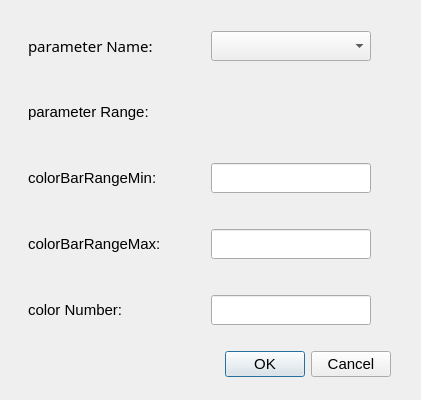
Qt form Post/ColorBarDialog.ui (shadeslide12/Ci_Gui) before a commit.
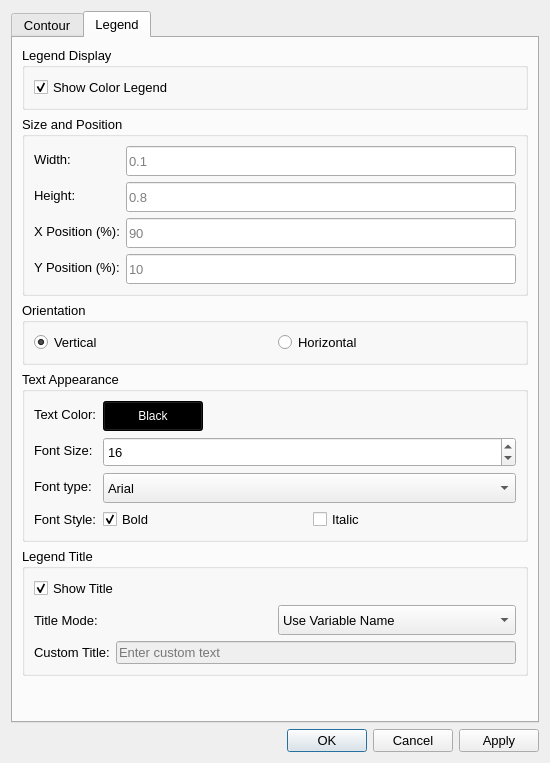
The same form after that commit.

```diff
--- a/Post/ColorBarDialog.ui
+++ b/Post/ColorBarDialog.ui
@@ -6,271 +6,569 @@
    <rect>
     <x>0</x>
     <y>0</y>
-    <width>421</width>
-    <height>400</height>
+    <width>550</width>
+    <height>763</height>
    </rect>
   </property>
   <property name="font">
    <font>
-    <pointsize>11</pointsize>
+    <pointsize>10</pointsize>
    </font>
   </property>
   <property name="windowTitle">
    <string>ColorBarDialog</string>
   </property>
-  <layout class="QGridLayout" name="gridLayout">
-   <item row="0" column="0">
-    <widget class="QLabel" name="labelParameterName">
-     <property name="sizePolicy">
-      <sizepolicy hsizetype="Fixed" vsizetype="Preferred">
-       <horstretch>0</horstretch>
-       <verstretch>0</verstretch>
-      </sizepolicy>
+  <layout class="QVBoxLayout" name="verticalLayout">
+   <item>
+    <widget class="QTabWidget" name="tabWidget">
+     <property name="currentIndex">
+      <number>1</number>
      </property>
-     <property name="minimumSize">
-      <size>
-       <width>160</width>
-       <height>50</height>
-      </size>
-     </property>
-     <property name="maximumSize">
-      <size>
-       <width>160</width>
-       <height>50</height>
-      </size>
-     </property>
-     <property name="font">
-      <font>
-       <family>Sans Serif</family>
-       <pointsize>11</pointsize>
-      </font>
-     </property>
-     <property name="text">
-      <string>parameter Name: </string>
-     </property>
+     <widget class="QWidget" name="contourTab">
+      <attribute name="title">
+       <string>Contour</string>
+      </attribute>
+      <layout class="QVBoxLayout" name="contourTabLayout">
+       <item>
+        <widget class="QGroupBox" name="variableGroupBox">
+         <property name="title">
+          <string>Variable Selection</string>
+         </property>
+         <layout class="QFormLayout" name="variableFormLayout">
+          <item row="0" column="0">
+           <widget class="QLabel" name="labelParameterName">
+            <property name="text">
+             <string>Parameter Name:</string>
+            </property>
+           </widget>
+          </item>
+          <item row="0" column="1">
+           <widget class="QComboBox" name="nameComboBox">
+            <property name="minimumSize">
+             <size>
+              <width>200</width>
+              <height>30</height>
+             </size>
+            </property>
+           </widget>
+          </item>
+          <item row="1" column="0">
+           <widget class="QLabel" name="labelParameterRange">
+            <property name="text">
+             <string>Data Range:</string>
+            </property>
+           </widget>
+          </item>
+          <item row="1" column="1">
+           <widget class="QLabel" name="textParameterRange">
+            <property name="styleSheet">
+             <string>QLabel { color: #0066cc; font-weight: bold; }</string>
+            </property>
+            <property name="text">
+             <string>[Min, Max]</string>
+            </property>
+           </widget>
+          </item>
+         </layout>
+        </widget>
+       </item>
+       <item>
+        <widget class="QGroupBox" name="colorRangeGroupBox">
+         <property name="title">
+          <string>Color Range</string>
+         </property>
+         <layout class="QFormLayout" name="colorRangeFormLayout">
+          <item row="0" column="0">
+           <widget class="QLabel" name="lableColorBarmin">
+            <property name="text">
+             <string>Minimum:</string>
+            </property>
+           </widget>
+          </item>
+          <item row="0" column="1">
+           <widget class="QLineEdit" name="textColorBarmin">
+            <property name="minimumSize">
+             <size>
+              <width>200</width>
+              <height>30</height>
+             </size>
+            </property>
+            <property name="placeholderText">
+             <string>Enter minimum value</string>
+            </property>
+           </widget>
+          </item>
+          <item row="1" column="0">
+           <widget class="QLabel" name="labelColorBarmax">
+            <property name="text">
+             <string>Maximum:</string>
+            </property>
+           </widget>
+          </item>
+          <item row="1" column="1">
+           <widget class="QLineEdit" name="textColorBarMax">
+            <property name="minimumSize">
+             <size>
+              <width>200</width>
+              <height>30</height>
+             </size>
+            </property>
+            <property name="placeholderText">
+             <string>Enter maximum value</string>
+            </property>
+           </widget>
+          </item>
+          <item row="2" column="0">
+           <widget class="QLabel" name="labelColorNumber">
+            <property name="text">
+             <string>Number of Colors:</string>
+            </property>
+           </widget>
+          </item>
+          <item row="2" column="1">
+           <widget class="QLineEdit" name="textColorNumber">
+            <property name="minimumSize">
+             <size>
+              <width>200</width>
+              <height>30</height>
+             </size>
+            </property>
+            <property name="placeholderText">
+             <string>10</string>
+            </property>
+           </widget>
+          </item>
+         </layout>
+        </widget>
+       </item>
+       <item>
+        <widget class="QGroupBox" name="colorMapGroupBox">
+         <property name="title">
+          <string>Color Map Options</string>
+         </property>
+         <layout class="QVBoxLayout" name="colorMapLayout">
+          <item>
+           <widget class="QLabel" name="labelColorMapPreset">
+            <property name="text">
+             <string>Select a color map from presets:</string>
+            </property>
+           </widget>
+          </item>
+          <item>
+           <widget class="QComboBox" name="comboColorMapPreset">
+            <property name="minimumSize">
+             <size>
+              <width>0</width>
+              <height>32</height>
+             </size>
+            </property>
+            <property name="iconSize">
+             <size>
+              <width>200</width>
+              <height>20</height>
+             </size>
+            </property>
+           </widget>
+          </item>
+          <item>
+           <widget class="QCheckBox" name="checkReverseColorMap">
+            <property name="text">
+             <string>Reverse Color Map</string>
+            </property>
+           </widget>
+          </item>
+         </layout>
+        </widget>
+       </item>
+       <item>
+        <spacer name="contourVerticalSpacer">
+         <property name="orientation">
+          <enum>Qt::Vertical</enum>
+         </property>
+         <property name="sizeHint" stdset="0">
+          <size>
+           <width>20</width>
+           <height>40</height>
+          </size>
+         </property>
+        </spacer>
+       </item>
+      </layout>
+     </widget>
+     <widget class="QWidget" name="legendTab">
+      <attribute name="title">
+       <string>Legend</string>
+      </attribute>
+      <layout class="QVBoxLayout" name="legendTabLayout">
+       <item>
+        <widget class="QGroupBox" name="showLegendGroupBox">
+         <property name="title">
+          <string>Legend Display</string>
+         </property>
+         <layout class="QVBoxLayout" name="showLegendLayout">
+          <item>
+           <widget class="QCheckBox" name="checkShowLegend">
+            <property name="text">
+             <string>Show Color Legend</string>
+            </property>
+            <property name="checked">
+             <bool>true</bool>
+            </property>
+           </widget>
+          </item>
+         </layout>
+        </widget>
+       </item>
+       <item>
+        <widget class="QGroupBox" name="legendSizeGroupBox">
+         <property name="title">
+          <string>Size and Position</string>
+         </property>
+         <layout class="QFormLayout" name="legendSizeFormLayout">
+          <item row="0" column="0">
+           <widget class="QLabel" name="labelScalarBarWidth">
+            <property name="text">
+             <string>Width:</string>
+            </property>
+           </widget>
+          </item>
+          <item row="0" column="1">
+           <widget class="QLineEdit" name="textScalarBarWidth">
+            <property name="minimumSize">
+             <size>
+              <width>150</width>
+              <height>30</height>
+             </size>
+            </property>
+            <property name="placeholderText">
+             <string>0.1 </string>
+            </property>
+           </widget>
+          </item>
+          <item row="1" column="0">
+           <widget class="QLabel" name="labelScalarBarHeight">
+            <property name="text">
+             <string>Height:</string>
+            </property>
+           </widget>
+          </item>
+          <item row="1" column="1">
+           <widget class="QLineEdit" name="textScalarBarHeight">
+            <property name="minimumSize">
+             <size>
+              <width>150</width>
+              <height>30</height>
+             </size>
+            </property>
+            <property name="placeholderText">
+             <string>0.8 </string>
+            </property>
+           </widget>
+          </item>
+          <item row="2" column="0">
+           <widget class="QLabel" name="labelLegendX">
+            <property name="text">
+             <string>X Position (%):</string>
+            </property>
+           </widget>
+          </item>
+          <item row="2" column="1">
+           <widget class="QLineEdit" name="textLegendXPosition">
+            <property name="minimumSize">
+             <size>
+              <width>150</width>
+              <height>30</height>
+             </size>
+            </property>
+            <property name="placeholderText">
+             <string>90</string>
+            </property>
+           </widget>
+          </item>
+          <item row="3" column="0">
+           <widget class="QLabel" name="labelLegendY">
+            <property name="text">
+             <string>Y Position (%):</string>
+            </property>
+           </widget>
+          </item>
+          <item row="3" column="1">
+           <widget class="QLineEdit" name="textLegendYPosition">
+            <property name="minimumSize">
+             <size>
+              <width>150</width>
+              <height>30</height>
+             </size>
+            </property>
+            <property name="placeholderText">
+             <string>10</string>
+            </property>
+           </widget>
+          </item>
+         </layout>
+        </widget>
+       </item>
+       <item>
+        <widget class="QGroupBox" name="legendOrientationGroupBox">
+         <property name="title">
+          <string>Orientation</string>
+         </property>
+         <layout class="QHBoxLayout" name="orientationLayout">
+          <item>
+           <widget class="QRadioButton" name="radioVertical">
+            <property name="text">
+             <string>Vertical</string>
+            </property>
+            <property name="checked">
+             <bool>true</bool>
+            </property>
+           </widget>
+          </item>
+          <item>
+           <widget class="QRadioButton" name="radioHorizontal">
+            <property name="text">
+             <string>Horizontal</string>
+            </property>
+           </widget>
+          </item>
+         </layout>
+        </widget>
+       </item>
+       <item>
+        <widget class="QGroupBox" name="textAppearanceGroupBox">
+         <property name="title">
+          <string>Text Appearance</string>
+         </property>
+         <layout class="QFormLayout" name="textAppearanceFormLayout">
+          <item row="0" column="0">
+           <widget class="QLabel" name="labelTextColor">
+            <property name="text">
+             <string>Text Color:</string>
+            </property>
+           </widget>
+          </item>
+          <item row="0" column="1">
+           <layout class="QHBoxLayout" name="textColorLayout">
+            <item>
+             <widget class="QPushButton" name="btnTextColor">
+              <property name="minimumSize">
+               <size>
+                <width>100</width>
+                <height>30</height>
+               </size>
+              </property>
+              <property name="styleSheet">
+               <string>QPushButton { background-color: black; color: white; }</string>
+              </property>
+              <property name="text">
+               <string>Black</string>
+              </property>
+             </widget>
+            </item>
+            <item>
+             <spacer name="textColorSpacer">
+              <property name="orientation">
+               <enum>Qt::Horizontal</enum>
+              </property>
+              <property name="sizeHint" stdset="0">
+               <size>
+                <width>40</width>
+                <height>20</height>
+               </size>
+              </property>
+             </spacer>
+            </item>
+           </layout>
+          </item>
+          <item row="1" column="0">
+           <widget class="QLabel" name="labelFontSize">
+            <property name="text">
+             <string>Font Size:</string>
+            </property>
+           </widget>
+          </item>
+          <item row="1" column="1">
+           <widget class="QSpinBox" name="spinFontSize">
+            <property name="minimumSize">
+             <size>
+              <width>100</width>
+              <height>30</height>
+             </size>
+            </property>
+            <property name="minimum">
+             <number>8</number>
+            </property>
+            <property name="maximum">
+             <number>48</number>
+            </property>
+            <property name="value">
+             <number>16</number>
+            </property>
+           </widget>
+          </item>
+          <item row="2" column="0">
+           <widget class="QLabel" name="labelFontFamily">
+            <property name="text">
+             <string>Font type:</string>
+            </property>
+           </widget>
+          </item>
+          <item row="2" column="1">
+           <widget class="QComboBox" name="comboFontFamily">
+            <property name="minimumSize">
+             <size>
+              <width>150</width>
+              <height>30</height>
+             </size>
+            </property>
+            <item>
+             <property name="text">
+              <string>Arial</string>
+             </property>
+            </item>
+            <item>
+             <property name="text">
+              <string>Times New Roman</string>
+             </property>
+            </item>
+            <item>
+             <property name="text">
+              <string>Courier New</string>
+             </property>
+            </item>
+            <item>
+             <property name="text">
+              <string>Helvetica</string>
+             </property>
+            </item>
+           </widget>
+          </item>
+          <item row="3" column="0">
+           <widget class="QLabel" name="labelFontStyle">
+            <property name="text">
+             <string>Font Style:</string>
+            </property>
+           </widget>
+          </item>
+          <item row="3" column="1">
+           <layout class="QHBoxLayout" name="fontStyleLayout">
+            <item>
+             <widget class="QCheckBox" name="checkBold">
+              <property name="text">
+               <string>Bold</string>
+              </property>
+              <property name="checked">
+               <bool>true</bool>
+              </property>
+             </widget>
+            </item>
+            <item>
+             <widget class="QCheckBox" name="checkItalic">
+              <property name="text">
+               <string>Italic</string>
+              </property>
+             </widget>
+            </item>
+           </layout>
+          </item>
+         </layout>
+        </widget>
+       </item>
+       <item>
+        <widget class="QGroupBox" name="legendTitleGroupBox">
+         <property name="title">
+          <string>Legend Title</string>
+         </property>
+         <layout class="QVBoxLayout" name="legendTitleLayout">
+          <item>
+           <widget class="QCheckBox" name="checkShowTitle">
+            <property name="text">
+             <string>Show Title</string>
+            </property>
+            <property name="checked">
+             <bool>true</bool>
+            </property>
+           </widget>
+          </item>
+          <item>
+           <layout class="QHBoxLayout" name="titleModeLayout">
+            <item>
+             <widget class="QLabel" name="labelTitleMode">
+              <property name="text">
+               <string>Title Mode:</string>
+              </property>
+             </widget>
+            </item>
+            <item>
+             <widget class="QComboBox" name="comboTitleMode">
+              <property name="minimumSize">
+               <size>
+                <width>200</width>
+                <height>30</height>
+               </size>
+              </property>
+              <item>
+               <property name="text">
+                <string>Use Variable Name</string>
+               </property>
+              </item>
+              <item>
+               <property name="text">
+                <string>Use Custom Text</string>
+               </property>
+              </item>
+             </widget>
+            </item>
+           </layout>
+          </item>
+          <item>
+           <layout class="QHBoxLayout" name="titleTextLayout">
+            <item>
+             <widget class="QLabel" name="labelTitleText">
+              <property name="text">
+               <string>Custom Title:</string>
+              </property>
+             </widget>
+            </item>
+            <item>
+             <widget class="QLineEdit" name="textTitleText">
+              <property name="enabled">
+               <bool>false</bool>
+              </property>
+              <property name="placeholderText">
+               <string>Enter custom text</string>
+              </property>
+             </widget>
+            </item>
+           </layout>
+          </item>
+         </layout>
+        </widget>
+       </item>
+       <item>
+        <spacer name="legendVerticalSpacer">
+         <property name="orientation">
+          <enum>Qt::Vertical</enum>
+         </property>
+         <property name="sizeHint" stdset="0">
+          <size>
+           <width>20</width>
+           <height>40</height>
+          </size>
+         </property>
+        </spacer>
+       </item>
+      </layout>
+     </widget>
     </widget>
    </item>
-   <item row="1" column="0">
-    <widget class="QLabel" name="labelParameterRange">
-     <property name="sizePolicy">
-      <sizepolicy hsizetype="Fixed" vsizetype="Preferred">
-       <horstretch>0</horstretch>
-       <verstretch>0</verstretch>
-      </sizepolicy>
-     </property>
-     <property name="minimumSize">
-      <size>
-       <width>160</width>
-       <height>50</height>
-      </size>
-     </property>
-     <property name="maximumSize">
-      <size>
-       <width>160</width>
-       <height>50</height>
-      </size>
-     </property>
-     <property name="font">
-      <font>
-       <pointsize>11</pointsize>
-      </font>
-     </property>
-     <property name="text">
-      <string>parameter Range:</string>
-     </property>
-    </widget>
-   </item>
-   <item row="1" column="1">
-    <widget class="QLabel" name="textParameterRange">
-     <property name="minimumSize">
-      <size>
-       <width>180</width>
-       <height>30</height>
-      </size>
-     </property>
-     <property name="maximumSize">
-      <size>
-       <width>180</width>
-       <height>30</height>
-      </size>
-     </property>
-     <property name="font">
-      <font>
-       <pointsize>11</pointsize>
-      </font>
-     </property>
-     <property name="text">
-      <string/>
-     </property>
-    </widget>
-   </item>
-   <item row="2" column="0">
-    <widget class="QLabel" name="lableColorBarmin">
-     <property name="minimumSize">
-      <size>
-       <width>160</width>
-       <height>50</height>
-      </size>
-     </property>
-     <property name="maximumSize">
-      <size>
-       <width>160</width>
-       <height>50</height>
-      </size>
-     </property>
-     <property name="font">
-      <font>
-       <pointsize>11</pointsize>
-      </font>
-     </property>
-     <property name="text">
-      <string>colorBarRangeMin:</string>
-     </property>
-    </widget>
-   </item>
-   <item row="2" column="1">
-    <widget class="QLineEdit" name="textColorBarmin">
-     <property name="minimumSize">
-      <size>
-       <width>160</width>
-       <height>30</height>
-      </size>
-     </property>
-     <property name="maximumSize">
-      <size>
-       <width>160</width>
-       <height>30</height>
-      </size>
-     </property>
-     <property name="font">
-      <font>
-       <pointsize>11</pointsize>
-      </font>
-     </property>
-     <property name="text">
-      <string/>
-     </property>
-    </widget>
-   </item>
-   <item row="3" column="0">
-    <widget class="QLabel" name="labelColorBarmax">
-     <property name="minimumSize">
-      <size>
-       <width>160</width>
-       <height>50</height>
-      </size>
-     </property>
-     <property name="maximumSize">
-      <size>
-       <width>160</width>
-       <height>50</height>
-      </size>
-     </property>
-     <property name="font">
-      <font>
-       <pointsize>11</pointsize>
-      </font>
-     </property>
-     <property name="text">
-      <string>colorBarRangeMax:</string>
-     </property>
-    </widget>
-   </item>
-   <item row="3" column="1">
-    <widget class="QLineEdit" name="textColorBarMax">
-     <property name="minimumSize">
-      <size>
-       <width>160</width>
-       <height>30</height>
-      </size>
-     </property>
-     <property name="maximumSize">
-      <size>
-       <width>160</width>
-       <height>30</height>
-      </size>
-     </property>
-     <property name="font">
-      <font>
-       <pointsize>11</pointsize>
-      </font>
-     </property>
-     <property name="text">
-      <string/>
-     </property>
-    </widget>
-   </item>
-   <item row="4" column="0">
-    <widget class="QLabel" name="label_Origin_y">
-     <property name="minimumSize">
-      <size>
-       <width>160</width>
-       <height>50</height>
-      </size>
-     </property>
-     <property name="maximumSize">
-      <size>
-       <width>160</width>
-       <height>50</height>
-      </size>
-     </property>
-     <property name="font">
-      <font>
-       <pointsize>11</pointsize>
-      </font>
-     </property>
-     <property name="text">
-      <string>color Number: </string>
-     </property>
-    </widget>
-   </item>
-   <item row="4" column="1">
-    <widget class="QLineEdit" name="textColorNumber">
-     <property name="minimumSize">
-      <size>
-       <width>160</width>
-       <height>30</height>
-      </size>
-     </property>
-     <property name="maximumSize">
-      <size>
-       <width>160</width>
-       <height>30</height>
-      </size>
-     </property>
-     <property name="font">
-      <font>
-       <pointsize>11</pointsize>
-      </font>
-     </property>
-     <property name="text">
-      <string/>
-     </property>
-    </widget>
-   </item>
-   <item row="5" column="0" colspan="2">
+   <item>
     <widget class="QDialogButtonBox" name="buttonBox">
      <property name="orientation">
       <enum>Qt::Horizontal</enum>
      </property>
      <property name="standardButtons">
-      <set>QDialogButtonBox::Cancel|QDialogButtonBox::Ok</set>
-     </property>
-    </widget>
-   </item>
-   <item row="0" column="1">
-    <widget class="QComboBox" name="nameComboBox">
-     <property name="minimumSize">
-      <size>
-       <width>160</width>
-       <height>30</height>
-      </size>
-     </property>
-     <property name="maximumSize">
-      <size>
-       <width>160</width>
-       <height>30</height>
-      </size>
+      <set>QDialogButtonBox::Apply|QDialogButtonBox::Cancel|QDialogButtonBox::Ok</set>
      </property>
     </widget>
    </item>
```
Left out of the diff: 2 changed lines with no effect on the pictures.
